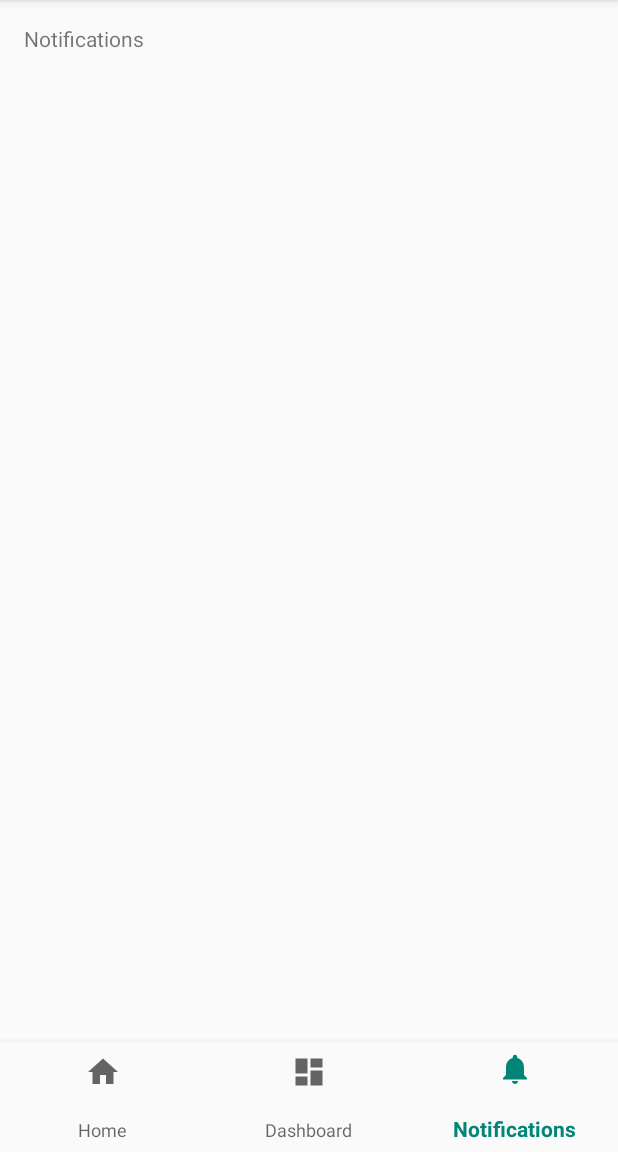
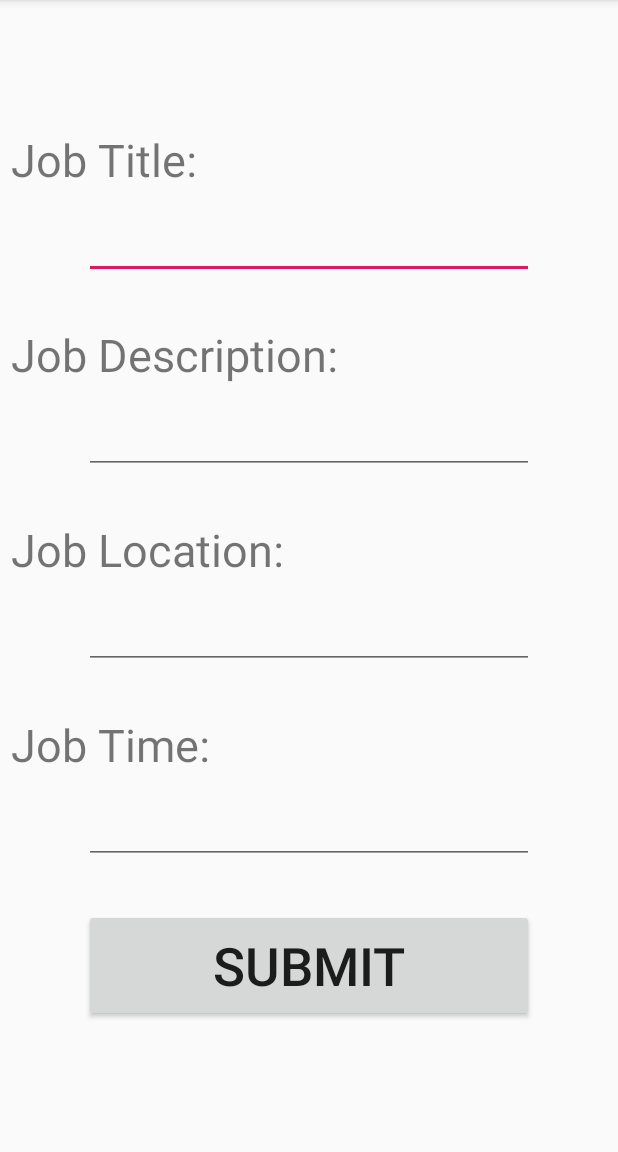
Before and after one commit to CaelanH/ODDJOB_Repo, an Android app: the screen it shows after launch (MainActivity before the commit, AddJobActivity after it), item 3 of the bottom bar chosen, on a phone screen of 412 x 824 dp, the part 84-1236 px from its top. Run offline under Robolectric (Android 15) with nearby library versions, the phone set to English and light mode, and no system bars; our stand-ins replace Firebase (no records; nobody signed in at launch, a user with empty details on screens opened directly).

Commit message:
Merge branch 'master' of https://github.com/CaelanH/ODDJOB_Repo
# Conflicts:
#	app/google-services.json
#	app/src/main/java/com/example/oddjob/MainActivity.java
#	build.gradle

```diff
--- /dev/null
+++ b/app/src/main/java/com/example/oddjob/AddJobActivity.java
@@ -0,0 +1,92 @@
+package com.example.oddjob;
+
+import android.content.Intent;
+import android.support.v7.app.AppCompatActivity;
+import android.os.Bundle;
+import android.util.Log;
+import android.view.View;
+import android.widget.Button;
+import android.widget.EditText;
+
+import com.google.firebase.database.DataSnapshot;
+import com.google.firebase.database.DatabaseError;
+import com.google.firebase.database.DatabaseReference;
+import com.google.firebase.database.FirebaseDatabase;
+import com.google.firebase.database.ValueEventListener;
+
+import java.util.HashMap;
+import java.util.Map;
+
+public class AddJobActivity extends AppCompatActivity {
+
+    /*
+    private EditText mTitle = findViewById(R.id.jobTitle);
+    private EditText mDescription = findViewById(R.id.jobDescription);
+    private EditText mLocation = findViewById(R.id.jobLocation);
+    private EditText mTime = findViewById(R.id.jobTime);
+    private Button mSubmit = findViewById(R.id.submitButton);
+    */
+    private FirebaseDatabase database = FirebaseDatabase.getInstance();
+    private DatabaseReference myRef = database.getReference().child("jobs");
+
+    @Override
+    protected void onCreate(Bundle savedInstanceState) {
+        super.onCreate(savedInstanceState);
+        setContentView(R.layout.activity_add_job);
+
+        final EditText mTitle = findViewById(R.id.jobTitle);
+        final EditText mDescription = findViewById(R.id.jobDescription);
+        final EditText mLocation = findViewById(R.id.jobLocation);
+        final EditText mTime = findViewById(R.id.jobTime);
+        Button mSubmit = findViewById(R.id.submitButton);
+
+        mSubmit.setOnClickListener(new View.OnClickListener() {
+            public void onClick(View v) {
+                writeToDatabase(mTitle, mDescription, mLocation, mTime);
+            }
+        });
+    }
+
+    @Override
+    protected void onStop() {
+        super.onStop();
+
+        Intent i = new Intent(getApplicationContext(), AddJobActivity.class);
+        startActivity(i);
+    }
+
+    private void writeToDatabase(EditText mTitle, EditText mDescription, EditText mLocation, EditText mTime) {
+        // Write a message to database
+        // FirebaseDatabase database = FirebaseDatabase.getInstance();
+        // DatabaseReference myRef = database.getReference().child("jobs");
+        Map<String, String> map = new HashMap<String, String>();
+        map.put("title", mTitle.getText().toString());
+        map.put("description", mDescription.getText().toString());
+
+//        myRef.setValue(map);
+         myRef.push().setValue(map);
+
+
+    }
+
+    /*
+    private void readFromDatabase() {
+        // Read from the database
+        myRef.addValueEventListener(new ValueEventListener() {
+            @Override
+            public void onDataChange(DataSnapshot dataSnapshot) {
+                // This method is called once with the initial value and again
+                // whenever data at this location is updated.
+                String value = dataSnapshot.getValue(String.class);
+                Log.d(TAG, "Value is: " + value);
+            }
+
+            @Override
+            public void onCancelled(DatabaseError error) {
+                // Failed to read value
+                Log.w(TAG, "Failed to read value.", error.toException());
+            }
+        });
+    }
+    */
+}
--- a/app/src/main/java/com/example/oddjob/MainActivity.java
+++ b/app/src/main/java/com/example/oddjob/MainActivity.java
@@ -1,5 +1,6 @@
 package com.example.oddjob;
 
+import android.content.Intent;
 import android.os.Bundle;
 import android.support.annotation.NonNull;
 import android.support.design.widget.BottomNavigationView;
@@ -7,8 +8,11 @@ import android.support.v7.app.AppCompatActivity;
 import android.view.MenuItem;
 import android.widget.TextView;
 
+import com.google.firebase.database.DataSnapshot;
+import com.google.firebase.database.DatabaseError;
 import com.google.firebase.database.DatabaseReference;
 import com.google.firebase.database.FirebaseDatabase;
+import com.google.firebase.database.ValueEventListener;
 
 public class MainActivity extends AppCompatActivity {
 
@@ -20,15 +24,30 @@ public class MainActivity extends AppCompatActivity {
         @Override
         public boolean onNavigationItemSelected(@NonNull MenuItem item) {
             switch (item.getItemId()) {
+                case R.id.navigation_messages:
+                    mTextMessage.setText(R.string.title_messages);
+                    return true;
+                case R.id.navigation_search:
+                    mTextMessage.setText(R.string.title_search);
+
+                    Intent i = new Intent(getApplicationContext(), SearchActivity.class);
+                    startActivity(i);
+
+                    return true;
+                case R.id.navigation_add:
+                    mTextMessage.setText(R.string.title_add);
+
+                    Intent j = new Intent(getApplicationContext(), AddJobActivity.class);
+                    startActivity(j);
+
+                    return true;
                 case R.id.navigation_home:
                     mTextMessage.setText(R.string.title_home);
                     return true;
-                case R.id.navigation_dashboard:
-                    mTextMessage.setText(R.string.title_dashboard);
-                    return true;
-                case R.id.navigation_notifications:
+                case R.id.navigation_profile:
                     writeToDatabase();
-                    mTextMessage.setText("Notifications");
+
+                    mTextMessage.setText(R.string.title_profile);
                     return true;
             }
             return false;
@@ -45,11 +64,26 @@ public class MainActivity extends AppCompatActivity {
         navigation.setOnNavigationItemSelectedListener(mOnNavigationItemSelectedListener);
     }
 
+
     private void writeToDatabase() {
         // Write a message to database
         FirebaseDatabase database = FirebaseDatabase.getInstance();
         DatabaseReference myRef = database.getReference().child("messages");
+
+        myRef.addValueEventListener(new ValueEventListener() {
+            @Override
+            public void onDataChange(@NonNull DataSnapshot dataSnapshot) {
+                dataSnapshot.getValue();
+            }
+
+            @Override
+            public void onCancelled(@NonNull DatabaseError databaseError) {
+
+            }
+        });
         myRef.push().setValue("Hello, this is a test");
+        boolean x =true;
     }
 
+
 }
--- a/app/src/main/res/drawable/ic_dashboard_black_24dp.xml
+++ /dev/null
@@ -1,9 +0,0 @@
-<vector xmlns:android="http://schemas.android.com/apk/res/android"
-    android:width="24dp"
-    android:height="24dp"
-    android:viewportWidth="24.0"
-    android:viewportHeight="24.0">
-    <path
-        android:fillColor="#FF000000"
-        android:pathData="M3,13h8L11,3L3,3v10zM3,21h8v-6L3,15v6zM13,21h8L21,11h-8v10zM13,3v6h8L21,3h-8z" />
-</vector>
--- a/app/src/main/res/drawable/ic_notifications_black_24dp.xml
+++ /dev/null
@@ -1,9 +0,0 @@
-<vector xmlns:android="http://schemas.android.com/apk/res/android"
-    android:width="24dp"
-    android:height="24dp"
-    android:viewportWidth="24.0"
-    android:viewportHeight="24.0">
-    <path
-        android:fillColor="#FF000000"
-        android:pathData="M12,22c1.1,0 2,-0.9 2,-2h-4c0,1.1 0.89,2 2,2zM18,16v-5c0,-3.07 -1.64,-5.64 -4.5,-6.32L13.5,4c0,-0.83 -0.67,-1.5 -1.5,-1.5s-1.5,0.67 -1.5,1.5v0.68C7.63,5.36 6,7.92 6,11v5l-2,2v1h16v-1l-2,-2z" />
-</vector>
--- /dev/null
+++ b/app/src/main/res/layout/activity_add_job.xml
@@ -0,0 +1,114 @@
+<?xml version="1.0" encoding="utf-8"?>
+<android.support.constraint.ConstraintLayout xmlns:android="http://schemas.android.com/apk/res/android"
+    xmlns:app="http://schemas.android.com/apk/res-auto"
+    xmlns:tools="http://schemas.android.com/tools"
+    android:layout_width="match_parent"
+    android:layout_height="match_parent"
+    tools:context=".AddJobActivity">
+
+    <LinearLayout
+        android:layout_width="match_parent"
+        android:layout_height="match_parent"
+        android:gravity="center"
+        android:orientation="vertical"
+        tools:layout_editor_absoluteX="0dp">
+
+        <Space
+            android:layout_width="100dp"
+            android:layout_height="30dp" />
+
+        <TextView
+            android:layout_width="250dp"
+            android:layout_height="50dp"
+            android:text=" Job Title:"
+            android:textSize="30dp"
+            android:layout_gravity="left"/>
+
+        <EditText
+            android:id="@+id/jobTitle"
+            android:layout_width="300dp"
+            android:layout_height="50dp"
+            android:ems="10"
+            android:inputType="text"
+            tools:layout_editor_absoluteX="15dp"
+            tools:layout_editor_absoluteY="232dp" />
+
+        <Space
+            android:layout_width="100dp"
+            android:layout_height="30dp" />
+
+        <TextView
+            android:layout_width="250dp"
+            android:layout_height="50dp"
+            android:text=" Job Description:"
+            android:textSize="30dp"
+            android:layout_gravity="left"/>
+
+        <EditText
+            android:id="@+id/jobDescription"
+            android:layout_width="300dp"
+            android:layout_height="50dp"
+            android:ems="10"
+            android:inputType="text"
+            tools:layout_editor_absoluteX="15dp"
+            tools:layout_editor_absoluteY="232dp" />
+
+        <Space
+            android:layout_width="100dp"
+            android:layout_height="30dp" />
+
+        <TextView
+            android:layout_width="250dp"
+            android:layout_height="50dp"
+            android:text=" Job Location:"
+            android:textSize="30dp"
+            android:layout_gravity="left"/>
+
+        <EditText
+            android:id="@+id/jobLocation"
+            android:layout_width="300dp"
+            android:layout_height="50dp"
+            android:ems="10"
+            android:inputType="textPostalAddress"
+            tools:layout_editor_absoluteX="15dp"
+            tools:layout_editor_absoluteY="232dp" />
+
+        <Space
+            android:layout_width="100dp"
+            android:layout_height="30dp" />
+
+        <TextView
+            android:layout_width="250dp"
+            android:layout_height="50dp"
+            android:text=" Job Time:"
+            android:textSize="30dp"
+            android:layout_gravity="left"/>
+
+        <EditText
+            android:id="@+id/jobTime"
+            android:layout_width="300dp"
+            android:layout_height="50dp"
+            android:ems="10"
+            android:inputType="text|datetime"
+            tools:layout_editor_absoluteX="15dp"
+            tools:layout_editor_absoluteY="232dp" />
+
+        <Space
+            android:layout_width="100dp"
+            android:layout_height="30dp" />
+
+        <Button
+            android:id="@+id/submitButton"
+            android:layout_width="300dp"
+            android:layout_height="75dp"
+            android:layout_gravity="center"
+            android:text="Submit"
+            android:textSize="35dp"/>
+
+        <Space
+            android:layout_width="100dp"
+            android:layout_height="30dp" />
+
+    </LinearLayout>
+
+</android.support.constraint.ConstraintLayout>
--- a/app/src/main/res/layout/activity_search.xml
+++ b/app/src/main/res/layout/activity_search.xml
@@ -57,7 +57,6 @@
             android:layout_width="100dp"
             android:layout_height="30dp" />
 
-
     </LinearLayout>
 
 </android.support.constraint.ConstraintLayout>
--- a/app/src/main/res/menu/navigation.xml
+++ b/app/src/main/res/menu/navigation.xml
@@ -1,5 +1,20 @@
 <?xml version="1.0" encoding="utf-8"?>
 <menu xmlns:android="http://schemas.android.com/apk/res/android">
+
+    <item
+        android:id="@+id/navigation_messages"
+        android:icon="@drawable/ic_chat_bubble_black_24dp"
+        android:title="@string/title_messages" />
+
+    <item
+        android:id="@+id/navigation_search"
+        android:icon="@drawable/ic_search_black_24dp"
+        android:title="@string/title_search" />
+
+    <item
+        android:id="@+id/navigation_add"
+        android:icon="@drawable/ic_add_black_24dp"
+        android:title="@string/title_add" />
 
     <item
         android:id="@+id/navigation_home"
@@ -7,13 +22,8 @@
         android:title="@string/title_home" />
 
     <item
-        android:id="@+id/navigation_dashboard"
-        android:icon="@drawable/ic_dashboard_black_24dp"
-        android:title="@string/title_dashboard" />
-
-    <item
-        android:id="@+id/navigation_notifications"
-        android:icon="@drawable/ic_notifications_black_24dp"
-        android:title="@string/title_notifications" />
+        android:id="@+id/navigation_profile"
+        android:icon="@drawable/ic_person_black_24dp"
+        android:title="@string/title_profile" />
 
 </menu>
--- a/app/src/main/res/values/strings.xml
+++ b/app/src/main/res/values/strings.xml
@@ -1,7 +1,11 @@
 <resources>
     <string name="app_name">ODDJOB</string>
+    <string name="title_activity_search">Search</string>
     <string name="title_home">Home</string>
-    <string name="title_dashboard">Dashboard</string>
-    <string name="title_notifications">Notifications</string>
-    <string name="google_maps_key">AIzaSyAsxyxajHx7KzU8hJJEVegDn1NbrbsVfZQ</string>
+    <string name="title_add">Add Job</string>
+    <string name="title_profile">Profile</string>
+    <string name="title_messages">Messages</string>
+    <string name="title_search">Search</string>
+    <string name="google_maps_key">AIzaSyCF85KsLylcsfo6wFiMNhE1ewZjImmU0h0 </string>
+    <string name="title_activity_maps">Map</string>
 </resources>
```
Also changed, not shown: app/src/main/AndroidManifest.xml (+25 -1 lines), app/src/main/java/com/example/oddjob/MapsActivity.java (added, +54 -0 lines), app/src/main/java/com/example/oddjob/SearchActivity.java (+23 -10 lines), app/src/main/res/drawable/ic_add_black_24dp.xml (added, +9 -0 lines), app/src/main/res/drawable/ic_chat_bubble_black_24dp.xml (added, +9 -0 lines), app/src/main/res/drawable/ic_person_black_24dp.xml (added, +9 -0 lines), app/src/main/res/drawable/ic_search_black_24dp.xml (added, +9 -0 lines), app/src/main/res/layout/activity_maps.xml (added, +9 -0 lines).
